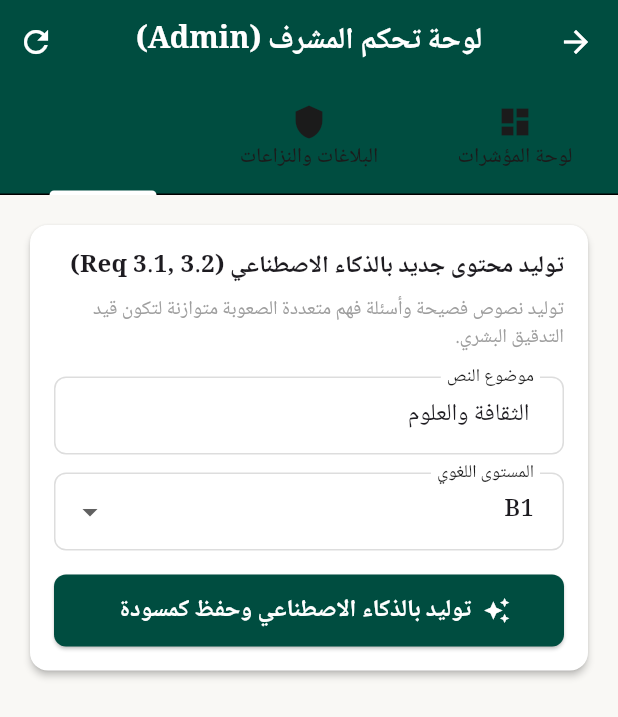
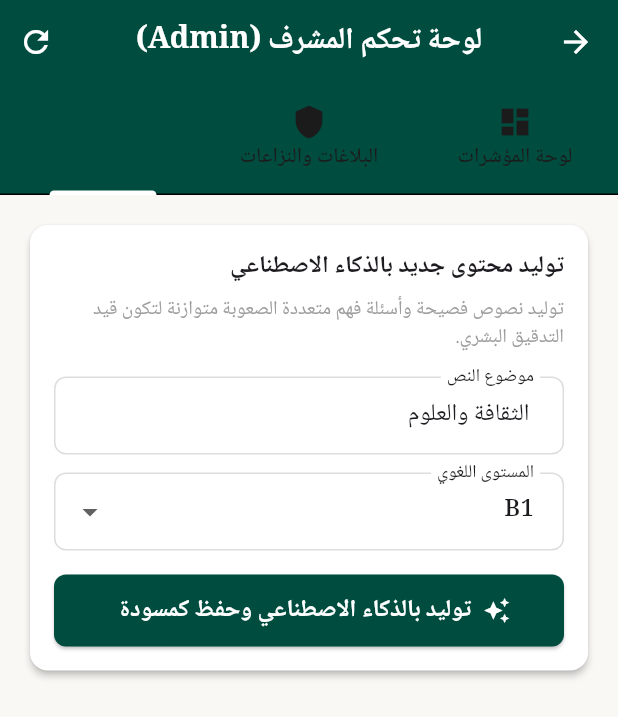
Before and after one commit to iAbdulrrahman/asghi, a Flutter app: the AdminScreen screen opened directly, tab 3 chosen, on a phone screen of 412 x 824 dp. Shown: the top 717 px of the screen. Run offline on Flutter 3.47's test engine with Material 3 defaults, Android fonts, the phone set to English and light mode, and no system bars; our stand-ins replace dio, file_picker, flutter_riverpod, flutter_secure_storage, just_audio, permission_handler; missing offline and left inert: record; accounts and stored records are empty; network calls fail.

Commit message:
feat(16): strip specification citations from user-facing UI copy

```diff
--- a/mobile/lib/screens/admin/admin_screen.dart
+++ b/mobile/lib/screens/admin/admin_screen.dart
@@ -390,7 +390,7 @@ class _AdminScreenState extends ConsumerState<AdminScreen> with SingleTickerProv
         child: Column(
           crossAxisAlignment: CrossAxisAlignment.stretch,
           children: [
-            const Text('فض النزاعات وتدقيق الخلافات (Req 5.4)', style: TextStyle(fontWeight: FontWeight.bold, fontSize: 16)),
+            const Text('فض النزاعات وتدقيق الخلافات', style: TextStyle(fontWeight: FontWeight.bold, fontSize: 16)),
             const SizedBox(height: 8),
             const Text(
               'في حال تعارض قرارات المراجعين، يتولى المشرف الفصل النهائي في المحتوى.',
@@ -493,7 +493,7 @@ class _AdminScreenState extends ConsumerState<AdminScreen> with SingleTickerProv
           crossAxisAlignment: CrossAxisAlignment.stretch,
           children: [
             const Text(
-              'توليد محتوى جديد بالذكاء الاصطناعي (Req 3.1, 3.2)',
+              'توليد محتوى جديد بالذكاء الاصطناعي',
               style: TextStyle(fontWeight: FontWeight.bold, fontSize: 16),
             ),
             const SizedBox(height: 8),
```
